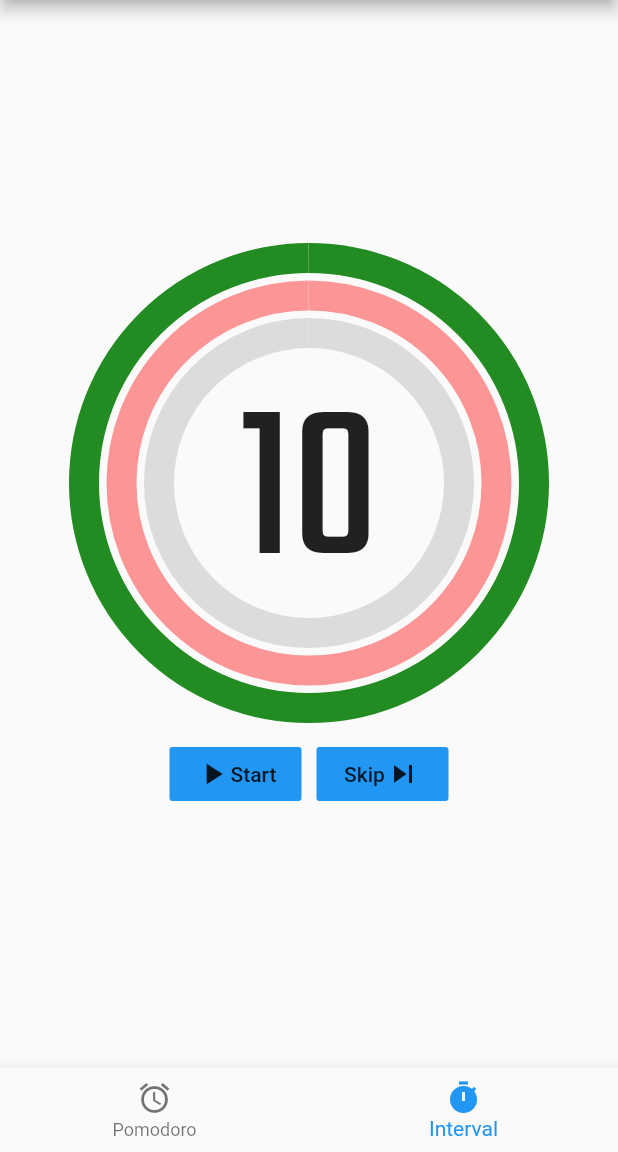
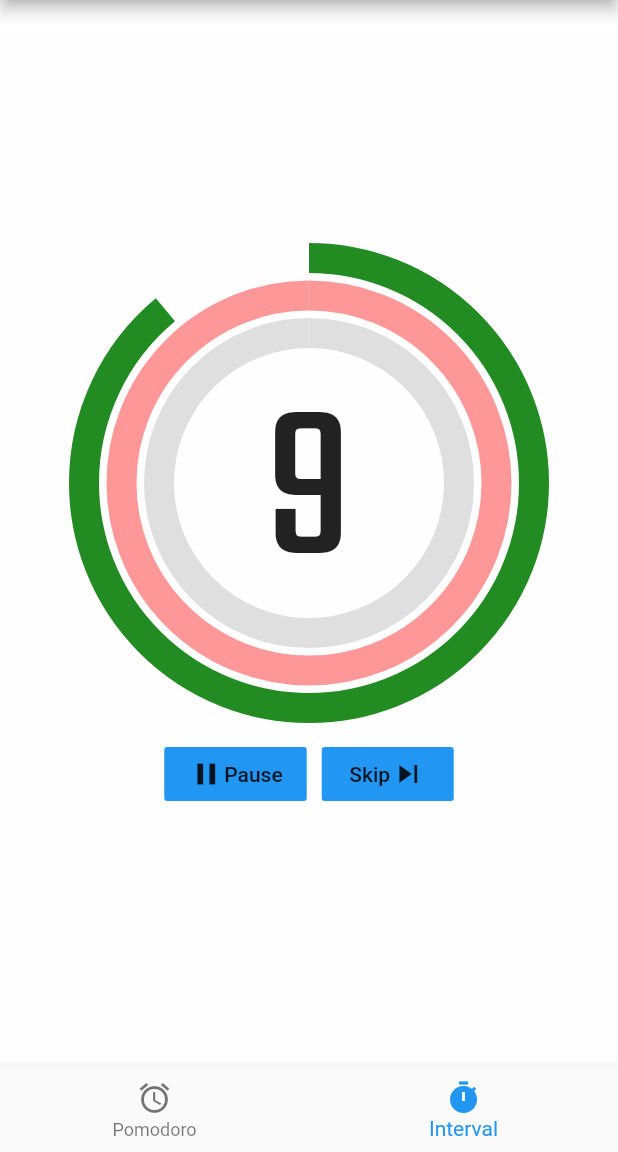
Before and after one commit to gunawanlie/timie, a Flutter app: the screen it shows after launch, item 2 of the bottom bar chosen, after a tap on "Skip", on a phone screen of 412 x 824 dp, the part 84-1236 px from its top. Run offline on Flutter 3.47's test engine with Material 2 defaults, Android fonts, the phone set to English and light mode, and no system bars.

Commit message:
auto-continued to next task

```diff
--- a/lib/interval_timer.dart
+++ b/lib/interval_timer.dart
@@ -34,6 +34,9 @@ class _IntervalTimerState extends State<IntervalTimer> with SingleTickerProvider
     _animationController.addListener(() {
       if (_animationController.isCompleted) {
         _refreshAnimatioNController();
+        if (_interval.currentTaskIndex() != 0) {
+          _animationController.forward();
+        }
       }
       _updateTimerLabel();
       setState(() {});
@@ -68,6 +71,11 @@ class _IntervalTimerState extends State<IntervalTimer> with SingleTickerProvider
     int nextTaskIndex = (_interval.currentTaskIndex() + 1) % _interval.count();
     Task nextTask = _interval.task(nextTaskIndex);
     Color nextTaskColor = nextTask.type.backgroundColor;
+
+    int lastTaskIndex = _interval.count() - 1;
+    Task lastTask = _interval.task(lastTaskIndex);
+    Color lastTaskColor = lastTask.type.backgroundColor;
+    Color thirdRingColor = _interval.currentTaskIndex() == _interval.count() - 3 ? lastTaskColor : Colors.black12;
 
     List<Widget> widgets = [
       Container(
@@ -106,7 +114,7 @@ class _IntervalTimerState extends State<IntervalTimer> with SingleTickerProvider
           child: CircularProgressIndicator(
             strokeWidth: 20.0,
             value: 1.0,
-            valueColor: AlwaysStoppedAnimation<Color>(Colors.black12),
+            valueColor: AlwaysStoppedAnimation<Color>(thirdRingColor),
           ),
           height: 200,
           width: 200,
@@ -179,6 +187,9 @@ class _IntervalTimerState extends State<IntervalTimer> with SingleTickerProvider
                     color: Colors.blue,
                     onPressed: () {
                       _refreshAnimatioNController();
+                      if (_interval.currentTaskIndex() != 0) {
+                        _animationController.forward();
+                      }
                       setState(() {});
                     },
                   ),
@@ -192,6 +203,7 @@ class _IntervalTimerState extends State<IntervalTimer> with SingleTickerProvider
         ],
         mainAxisAlignment: MainAxisAlignment.center,
       ),
+      color: Colors.white70,
     );
   }
 }
```
